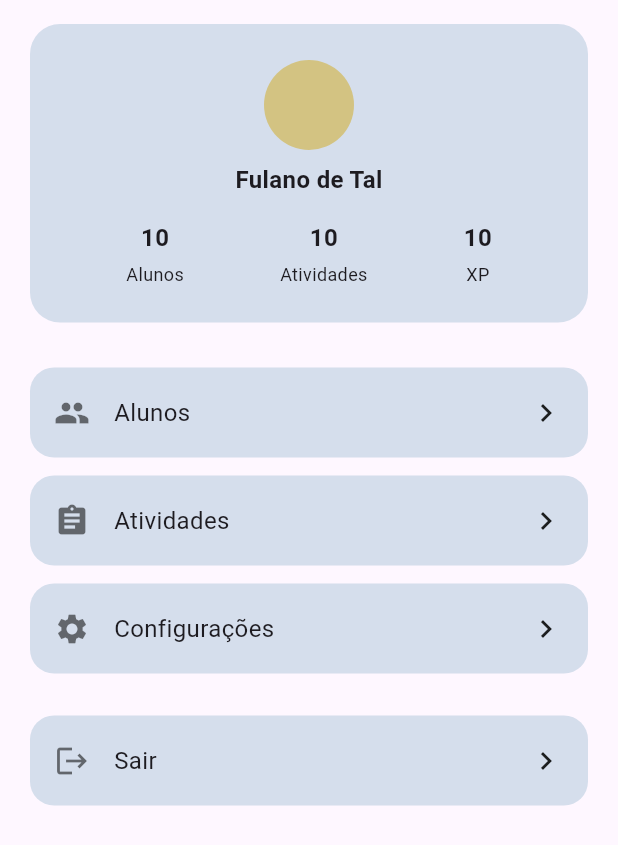
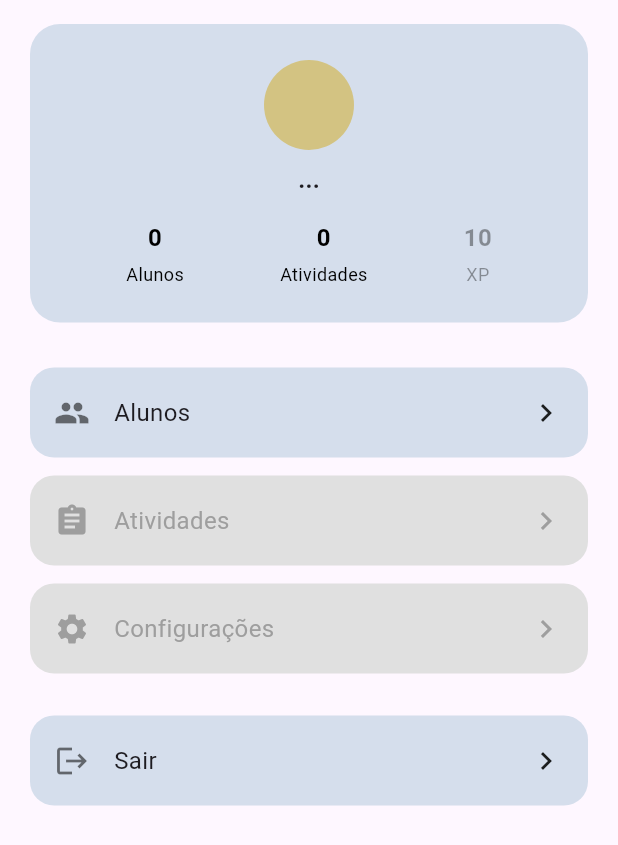
Before and after one commit to leticiago/mba-octavus-frontend, a Flutter app: the PerfilProfessorScreen widget shown alone on an empty page, opened directly with empty values, on a phone screen of 412 x 824 dp. Shown: the top 845 px of the screen. Run offline on Flutter 3.47's test engine with Material 3 defaults, Android fonts, the light colour scheme and no system bars; our stand-ins replace font_awesome_flutter, jwt_decoder, mask_text_input_formatter, shared_preferences; accounts and stored records are empty; network calls fail.

Commit message:
feat: navigations, profile improvements, removing prints

```diff
--- a/octavus/lib/services/AuthenticationService.dart
+++ b/octavus/lib/services/AuthenticationService.dart
@@ -29,7 +29,6 @@ class AuthService {
 
       return token;
     } else {
-      print('Erro ao fazer login: ${response.body}');
       return null;
     }
   }
@@ -38,7 +37,6 @@ Future<Map<String, dynamic>?> getUserByEmail(String email) async {
   final token = await TokenService.getToken();
 
   if (token == null) {
-    print('Token não encontrado');
     return null;
   }
 
@@ -53,7 +51,6 @@ Future<Map<String, dynamic>?> getUserByEmail(String email) async {
   if (response.statusCode == 200) {
     return jsonDecode(response.body);
   } else {
-    print('Erro ao buscar usuário por e-mail: ${response.body}');
     return null;
   }
 }
--- a/octavus/lib/services/ProfessorService.dart
+++ b/octavus/lib/services/ProfessorService.dart
@@ -13,7 +13,7 @@ class ProfessorService {
   final String baseUrl;
 
   ProfessorService({String? baseUrl})
-      : baseUrl = baseUrl ?? 'http://10.0.2.2:5277';
+      : baseUrl = baseUrl ?? 'http://10.0.2.2:5277/api';
 
   Future<List<Student>> getStudentsByProfessor(String professorId) async {
     final token = await TokenService.getToken();
--- a/octavus/lib/services/UserService.dart
+++ b/octavus/lib/services/UserService.dart
@@ -33,7 +33,6 @@ class UserService {
   if (response.statusCode == 200) {
     return jsonDecode(response.body);
   } else {
-    print('Erro ao buscar usuário: ${response.body}');
     return null;
   }
 }
--- a/octavus/lib/views/create_question_and_answer_activity_screen.dart
+++ b/octavus/lib/views/create_question_and_answer_activity_screen.dart
@@ -54,7 +54,6 @@ class _CreateQuestionAndAnswerActivityScreenState
 
   @override
   Widget build(BuildContext context) {
-     print('activityId recebido na tela de perguntas: ${widget.activityId}');
     return Scaffold(
       backgroundColor: const Color(0xFFF9F9F9),
       body: SafeArea(
--- a/octavus/lib/views/link_student_activity.dart
+++ b/octavus/lib/views/link_student_activity.dart
@@ -39,14 +39,12 @@ class _LinkActivityToStudentScreenState extends State<LinkActivityToStudentScree
   @override
   void initState() {
     super.initState();
-    print('initState chamado');
     _loadInstrumentsAndActivities();
   }
 
   Future<void> _loadInstrumentsAndActivities() async {
     try {
       final instrs = await InstrumentService().getInstruments();
-      print('Instrumentos recebidos: ${instrs.length}');
       final acts = await widget.professorService.getActivitiesByProfessor(widget.professorId);
 
       setState(() {
--- a/octavus/lib/views/professor_profile.dart
+++ b/octavus/lib/views/professor_profile.dart
@@ -4,10 +4,43 @@ import '../services/TokenService.dart';
 import '../services/user_session_service.dart';
 import '../services/professorservice.dart';
 
-class PerfilProfessorScreen extends StatelessWidget {
+class PerfilProfessorScreen extends StatefulWidget {
   final void Function(int) onNavigate;
 
   const PerfilProfessorScreen({super.key, required this.onNavigate});
+
+  @override
+  State<PerfilProfessorScreen> createState() => _PerfilProfessorScreenState();
+}
+
+class _PerfilProfessorScreenState extends State<PerfilProfessorScreen> {
+  String professorName = '...';
+  int totalStudents = 0;
+  int totalActivities = 0;
+  final ProfessorService _professorService = ProfessorService();
+
+  @override
+  void initState() {
+    super.initState();
+    _loadProfileData();
+  }
+
+  Future<void> _loadProfileData() async {
+    final token = await TokenService.getToken();
+    final userId = await UserSessionService.getUserId();
+
+    if (token != null && userId != null) {
+      final userName = TokenService.extractNameFromToken(token);
+      final students = await _professorService.getStudentsByProfessor(userId);
+      final activities = await _professorService.getActivitiesByProfessor(userId);
+
+      setState(() {
+        professorName = userName ?? 'Professor(a)';
+        totalStudents = students.length;
+        totalActivities = activities.length;
+      });
+    }
+  }
 
   @override
   Widget build(BuildContext context) {
@@ -21,33 +54,10 @@ class PerfilProfessorScreen extends StatelessWidget {
             context,
             title: 'Alunos',
             icon: Icons.group,
-            onTap: () async {
-              final token = await TokenService.getToken();
-              final professorId = await UserSessionService.getUserId();
-
-              if (token == null || professorId == null) {
-                ScaffoldMessenger.of(context).showSnackBar(
-                  const SnackBar(content: Text('Usuário não autenticado')),
-                );
-                return;
-              }
-
-              onNavigate(3);
-            },
+            onTap: () => widget.onNavigate(3),
           ),
-          _buildOptionTile(
-            context,
-            title: 'Atividades',
-            icon: Icons.assignment,
-            onTap: () {
-            },
-          ),
-          _buildOptionTile(
-            context,
-            title: 'Configurações',
-            icon: Icons.settings,
-            onTap: () {},
-          ),
+          _buildDisabledOptionTile(title: 'Atividades', icon: Icons.assignment),
+          _buildDisabledOptionTile(title: 'Configurações', icon: Icons.settings),
           const SizedBox(height: 16),
           _buildOptionTile(
             context,
@@ -63,7 +73,6 @@ class PerfilProfessorScreen extends StatelessWidget {
   void logout(BuildContext context) async {
     await TokenService.removeToken();
     await UserSessionService.clearSession();
-
     Navigator.of(context).pushReplacementNamed('/login');
   }
 
@@ -82,16 +91,16 @@ class PerfilProfessorScreen extends StatelessWidget {
             backgroundColor: Color(0xFFD3C382),
           ),
           const SizedBox(height: 8),
-          const Text('Fulano de Tal', style: TextStyle(fontSize: 16, fontWeight: FontWeight.w600)),
+          Text(professorName, style: const TextStyle(fontSize: 16, fontWeight: FontWeight.w600)),
           const SizedBox(height: 16),
           Row(
             mainAxisAlignment: MainAxisAlignment.spaceEvenly,
-            children: const [
-              _ProfileInfoItem(label: 'Alunos', value: '10'),
-              _ProfileInfoItem(label: 'Atividades', value: '10'),
-              _ProfileInfoItem(label: 'XP', value: '10'),
+            children: [
+              _ProfileInfoItem(label: 'Alunos', value: '$totalStudents'),
+              _ProfileInfoItem(label: 'Atividades', value: '$totalActivities'),
+              _ProfileInfoItem(label: 'XP', value: '10', faded: true),
             ],
-          )
+          ),
         ],
       ),
     );
@@ -122,21 +131,60 @@ class PerfilProfessorScreen extends StatelessWidget {
       ),
     );
   }
+
+  Widget _buildDisabledOptionTile({required String title, required IconData icon}) {
+    return Padding(
+      padding: const EdgeInsets.symmetric(horizontal: 20, vertical: 6),
+      child: Container(
+        padding: const EdgeInsets.symmetric(horizontal: 16, vertical: 18),
+        decoration: BoxDecoration(
+          color: Colors.grey.shade300,
+          borderRadius: BorderRadius.circular(16),
+        ),
+        child: Row(
+          children: [
+            Icon(icon, color: Colors.grey),
+            const SizedBox(width: 16),
+            Expanded(
+              child: Text(
+                title,
+                style: const TextStyle(fontSize: 16, color: Colors.grey),
+              ),
+            ),
+            const Icon(Icons.chevron_right, color: Colors.grey),
+          ],
+        ),
+      ),
+    );
+  }
 }
 
 class _ProfileInfoItem extends StatelessWidget {
   final String label;
   final String value;
+  final bool faded;
 
-  const _ProfileInfoItem({required this.label, required this.value});
+  const _ProfileInfoItem({
+    required this.label,
+    required this.value,
+    this.faded = false,
+  });
 
   @override
   Widget build(BuildContext context) {
+    final textColor = faded ? Colors.black38 : Colors.black;
+
     return Column(
       children: [
-        Text(value, style: const TextStyle(fontSize: 16, fontWeight: FontWeight.bold)),
+        Text(
+          value,
+          style: TextStyle(fontSize: 16, fontWeight: FontWeight.bold, color: textColor),
+        ),
         const SizedBox(height: 4),
-        Text(label, style: const TextStyle(fontSize: 12)),
+        Text(
+          label,
+          style: TextStyle(fontSize: 12, color: textColor),
+        ),
       ],
     );
   }
--- a/octavus/lib/widgets/main_scaffold.dart
+++ b/octavus/lib/widgets/main_scaffold.dart
@@ -110,6 +110,7 @@ class _MainScaffoldState extends State<MainScaffold> {
     final List<Widget> screens = [
       HomeProfessorScreen(
         professorService: professorService,
+        onNavigate: _navigateTo,
       ),
       const InitialScreen(),
       PerfilProfessorScreen(onNavigate: _navigateTo),
```
Also changed, not shown: octavus/lib/views/create_activity_screen.dart (+19 -3 lines), octavus/lib/views/home_professor_screen.dart (+30 -19 lines).
